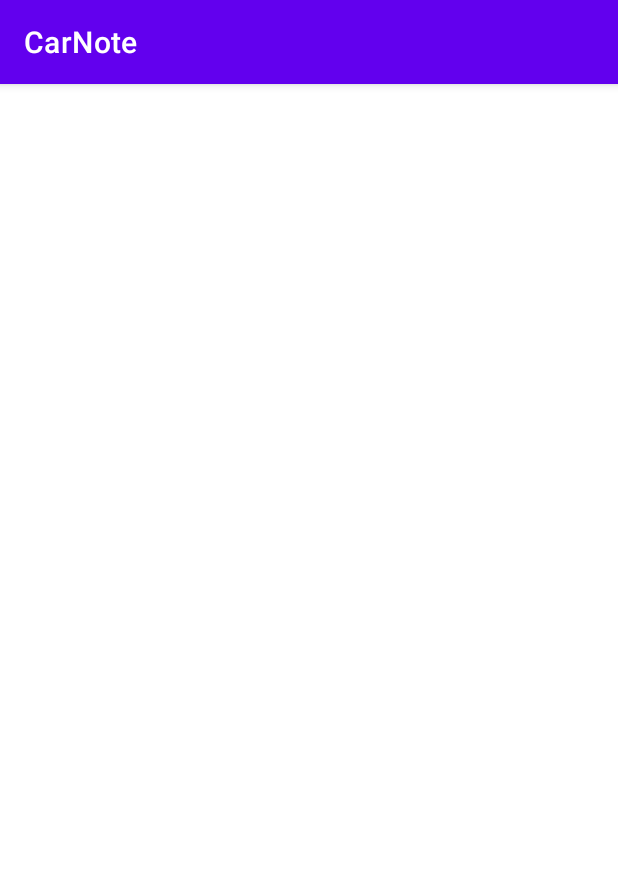
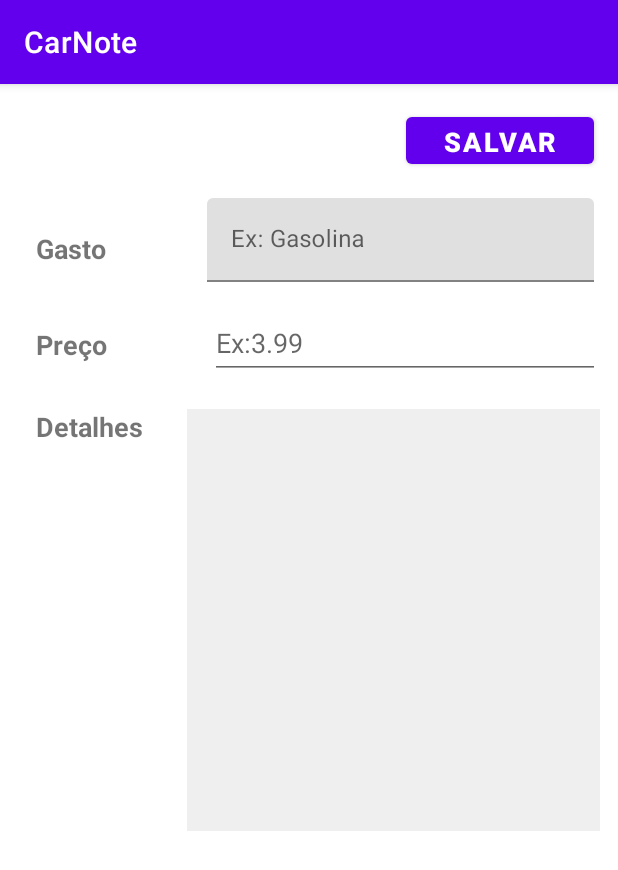
Before and after one commit to RodrigoDiasSoares/CarNote, an Android app: the GastosComOCarroActivity screen opened directly, with no data from a screen before it, on a phone screen of 412 x 824 dp. Shown: the top 870 px of the screen. Run offline under Robolectric (Android 15) with nearby library versions, the phone set to English and light mode, and no system bars.

Commit message:
nova activity para salvar gastos;

```diff
--- a/app/src/main/AndroidManifest.xml
+++ b/app/src/main/AndroidManifest.xml
@@ -4,7 +4,6 @@
     package="br.com.CarNote">
 
     <uses-permission android:name="android.permission.INTERNET" />
-
 
     <application
         android:allowBackup="true"
@@ -13,9 +12,7 @@
         android:roundIcon="@mipmap/ic_launcher_round"
         android:supportsRtl="true"
         android:theme="@style/Theme.PossanteÁlcoolOuGasolina">
-
-
-        <activity android:name=".activity.activitys.ScreenSlideActivity" />
+        <activity android:name=".activity.activitys.GastosComOCarroActivity"></activity>
         <activity android:name=".activity.activitys.MainActivity" />
         <activity android:name=".activity.activitys.AlcoolOuGasolinaResoltado" />
         <activity android:name=".activity.activitys.ConsumoPorLitroResoltado" />
@@ -28,10 +25,10 @@
                 <category android:name="android.intent.category.LAUNCHER" />
             </intent-filter>
         </activity>
+
         <meta-data
-            android:name = "com.google.android.gms.ads.APPLICATION_ID"
-            android:value ="ca-app-pub-9067087122803339~9743228112" />
-
+            android:name="com.google.android.gms.ads.APPLICATION_ID"
+            android:value="ca-app-pub-9067087122803339~9743228112" />
     </application>
 
 </manifest>
--- a/app/src/main/java/br/com/CarNote/activity/activitys/ScreenSlideActivity.java
+++ b/app/src/main/java/br/com/CarNote/activity/activitys/GastosComOCarroActivity.java
@@ -6,11 +6,11 @@ import android.os.Bundle;
 
 import br.com.CarNote.R;
 
-public class ScreenSlideActivity extends AppCompatActivity {
+public class GastosComOCarroActivity extends AppCompatActivity {
 
     @Override
     protected void onCreate(Bundle savedInstanceState) {
         super.onCreate(savedInstanceState);
-        setContentView(R.layout.activity_screen_slide);
+        setContentView(R.layout.activity_gastos_com_o_carro);
     }
 }
--- a/app/src/main/res/layout/activity_alcool_ou_gasolina.xml
+++ b/app/src/main/res/layout/activity_alcool_ou_gasolina.xml
@@ -17,6 +17,7 @@
         android:background="@android:color/holo_orange_light"
         android:text="Gasolina"
         android:textSize="18sp"
+        android:textStyle="bold"
         app:layout_constraintBottom_toTopOf="@+id/buttonCalcularAlcoolOuGasolina"
         app:layout_constraintEnd_toStartOf="@+id/textInputLayoutKm"
         app:layout_constraintHorizontal_bias="1.0"
@@ -58,6 +59,7 @@
         android:gravity="center"
         android:text="Álcool"
         android:textSize="18sp"
+        android:textStyle="bold"
         app:layout_constraintEnd_toStartOf="@+id/textInputLayoutLitros"
         app:layout_constraintHorizontal_bias="0.227"
         app:layout_constraintStart_toStartOf="@+id/guideline3"
@@ -69,6 +71,8 @@
         android:layout_height="wrap_content"
         android:onClick="calcularPreco"
         android:text="Calcular"
+        android:textSize="18sp"
+        android:textStyle="bold"
         app:layout_constraintEnd_toEndOf="parent"
         app:layout_constraintHorizontal_bias="0.516"
         app:layout_constraintStart_toStartOf="parent"
--- /dev/null
+++ b/app/src/main/res/layout/activity_gastos_com_o_carro.xml
@@ -0,0 +1,108 @@
+<?xml version="1.0" encoding="utf-8"?>
+<androidx.constraintlayout.widget.ConstraintLayout xmlns:android="http://schemas.android.com/apk/res/android"
+    xmlns:app="http://schemas.android.com/apk/res-auto"
+    xmlns:tools="http://schemas.android.com/tools"
+    android:layout_width="match_parent"
+    android:layout_height="match_parent"
+    tools:context=".activity.activitys.GastosComOCarroActivity">
+
+    <EditText
+        android:id="@+id/editTextTextMultiLineDetalhes"
+        android:layout_width="275dp"
+        android:layout_height="281dp"
+        android:layout_marginTop="20dp"
+        android:layout_marginEnd="12dp"
+        android:layout_marginRight="12dp"
+        android:background="#EFEFEF"
+        android:ems="10"
+        android:gravity="start|top"
+        android:inputType="textMultiLine"
+        app:layout_constraintEnd_toEndOf="parent"
+        app:layout_constraintTop_toBottomOf="@+id/editTextNumberDecimalPreco" />
+
+    <EditText
+        android:id="@+id/editTextNumberDecimalPreco"
+        android:layout_width="260dp"
+        android:layout_height="47dp"
+        android:layout_marginTop="12dp"
+        android:layout_marginEnd="12dp"
+        android:layout_marginRight="12dp"
+        android:ems="10"
+        android:hint="Ex:3.99"
+        android:inputType="numberDecimal"
+        app:layout_constraintEnd_toEndOf="parent"
+        app:layout_constraintTop_toBottomOf="@+id/textInputLayout" />
+
+    <Button
+        android:id="@+id/buttonSalvarNovoGasto"
+        android:layout_width="125dp"
+        android:layout_height="43dp"
+        android:layout_marginTop="16dp"
+        android:layout_marginEnd="16dp"
+        android:layout_marginRight="16dp"
+        android:text="Salvar"
+        android:textSize="18sp"
+        android:textStyle="bold"
+        app:layout_constraintEnd_toEndOf="parent"
+        app:layout_constraintTop_toTopOf="parent" />
+
+    <com.google.android.material.textfield.TextInputLayout
+        android:id="@+id/textInputLayout"
+        android:layout_width="258dp"
+        android:layout_height="66dp"
+        android:layout_marginTop="12dp"
+        android:layout_marginEnd="16dp"
+        android:layout_marginRight="16dp"
+        android:gravity="center"
+        android:hint="Ex: Gasolina"
+        app:layout_constraintEnd_toEndOf="parent"
+        app:layout_constraintTop_toBottomOf="@+id/buttonSalvarNovoGasto">
+
+        <com.google.android.material.textfield.TextInputEditText
+            android:id="@+id/TextInputEditTextGastos"
+            android:layout_width="match_parent"
+            android:layout_height="wrap_content" />
+    </com.google.android.material.textfield.TextInputLayout>
+
+    <TextView
+        android:id="@+id/textViewDetalhes"
+        android:layout_width="wrap_content"
+        android:layout_height="wrap_content"
+        android:layout_marginStart="24dp"
+        android:layout_marginLeft="24dp"
+        android:layout_marginTop="28dp"
+        android:text="Detalhes"
+        android:textSize="18sp"
+        android:textStyle="bold"
+        app:layout_constraintStart_toStartOf="parent"
+        app:layout_constraintTop_toBottomOf="@+id/textViewPreco" />
+
+    <TextView
+        android:id="@+id/textViewPreco"
+        android:layout_width="95dp"
+        android:layout_height="28dp"
+        android:layout_marginStart="24dp"
+        android:layout_marginLeft="24dp"
+        android:layout_marginTop="36dp"
+        android:gravity="center|left"
+        android:text="Preço"
+        android:textSize="18sp"
+        android:textStyle="bold"
+        app:layout_constraintStart_toStartOf="parent"
+        app:layout_constraintTop_toBottomOf="@+id/textViewGastos" />
+
+    <TextView
+        android:id="@+id/textViewGastos"
+        android:layout_width="95dp"
+        android:layout_height="28dp"
+        android:layout_marginStart="24dp"
+        android:layout_marginLeft="24dp"
+        android:layout_marginTop="96dp"
+        android:gravity="center|left"
+        android:text="Gasto"
+        android:textSize="18sp"
+        android:textStyle="bold"
+        app:layout_constraintStart_toStartOf="parent"
+        app:layout_constraintTop_toTopOf="parent" />
+
+</androidx.constraintlayout.widget.ConstraintLayout>
--- a/app/src/main/res/layout/activity_main.xml
+++ b/app/src/main/res/layout/activity_main.xml
@@ -26,6 +26,7 @@
         android:layout_height="160dp"
         android:background="@drawable/layout_button"
         android:gravity="start"
+        android:paddingLeft="20dp"
         android:text="  Álcool \n      ou \nGasolina"
         android:textColor="#294385"
         android:textSize="36sp"
@@ -53,7 +54,7 @@
         app:layout_constraintVertical_bias="1.0" />
 
     <Button
-        android:id="@+id/buttonConsumoPorLitro2"
+        android:id="@+id/buttonGastosComOCarro"
         android:layout_width="400dp"
         android:layout_height="160dp"
         android:background="@drawable/layout_button"
--- a/app/src/main/res/layout/activity_screen_slide.xml
+++ /dev/null
@@ -1,6 +0,0 @@
-<?xml version="1.0" encoding="utf-8"?>
-<androidx.constraintlayout.widget.ConstraintLayout
-    xmlns:android="http://schemas.android.com/apk/res/android" android:layout_width="match_parent"
-    android:layout_height="match_parent">
-
-</androidx.constraintlayout.widget.ConstraintLayout>
```
Also changed, not shown: app/src/main/java/br/com/CarNote/activity/activitys/MainActivity.java (+9 -0 lines), app/src/main/java/br/com/CarNote/activity/fragments/ScreenSlidePageFragment.java (deleted, +0 -57 lines), app/src/main/res/layout/activity_consumo_por_litro.xml (+6 -2 lines), app/src/main/res/layout/activity_slide_alcool_ou_gasolina.xml (deleted, +0 -19 lines), app/src/main/res/layout/fragment_screen_slide_page.xml (deleted, +0 -14 lines).
